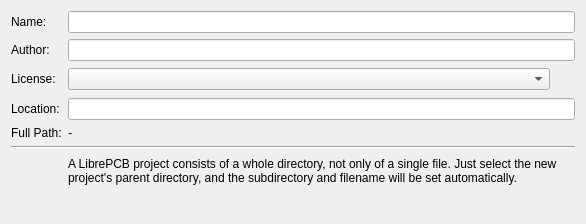
Above: libs/librepcb/editor/project/newprojectwizard/newprojectwizardpage_metadata.ui from LibrePCB/LibrePCB before the change. Below: the same form after it.
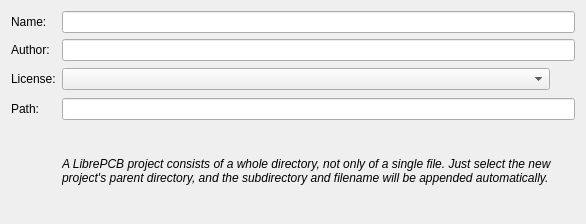
That is the form after the change. Icons and pictures are not drawn.

Commit message:
NewProjectWizard: Allow modifying full project path
Support changing the filename and directory name when creating a new
project. This also allows to create a project within an already
existing, empty directory.

In addition, memorize and restore the window size of the wizard and
the entered project file location for convenience.

What changed in the file:
```diff
--- a/libs/librepcb/editor/project/newprojectwizard/newprojectwizardpage_metadata.ui
+++ b/libs/librepcb/editor/project/newprojectwizard/newprojectwizardpage_metadata.ui
@@ -67,80 +67,6 @@
      </property>
     </widget>
    </item>
-   <item row="3" column="0">
-    <widget class="QLabel" name="label_3">
-     <property name="text">
-      <string>Location:</string>
-     </property>
-    </widget>
-   </item>
-   <item row="5" column="0">
-    <widget class="QLabel" name="label_7">
-     <property name="text">
-      <string>Full Path:</string>
-     </property>
-    </widget>
-   </item>
-   <item row="5" column="1">
-    <widget class="QLabel" name="lblFullFilePath">
-     <property name="font">
-      <font>
-       <italic>true</italic>
-      </font>
-     </property>
-     <property name="text">
-      <string notr="true">-</string>
-     </property>
-     <property name="wordWrap">
-      <bool>true</bool>
-     </property>
-     <property name="textInteractionFlags">
-      <set>Qt::LinksAccessibleByMouse|Qt::TextSelectableByMouse</set>
-     </property>
-    </widget>
-   </item>
-   <item row="7" column="0" colspan="2">
-    <widget class="Line" name="line">
-     <property name="orientation">
-      <enum>Qt::Horizontal</enum>
-     </property>
-    </widget>
-   </item>
-   <item row="8" column="0">
-    <widget class="QLabel" name="label_5">
-     <property name="minimumSize">
-      <size>
-       <width>32</width>
-       <height>32</height>
-      </size>
-     </property>
-     <property name="maximumSize">
-      <size>
-       <width>32</width>
-       <height>32</height>
-      </size>
-     </property>
-     <property name="pixmap">
-      <pixmap>:/img/status/info.png</pixmap>
-     </property>
-     <property name="scaledContents">
-      <bool>true</bool>
-     </property>
-     <property name="alignment">
-      <set>Qt::AlignRight|Qt::AlignTrailing|Qt::AlignVCenter</set>
-     </property>
-    </widget>
-   </item>
-   <item row="8" column="1">
-    <widget class="QLabel" name="label_9">
-     <property name="text">
-      <string>A LibrePCB project consists of a whole directory, not only of a single file. Just select the new project's parent directory, and the subdirectory and filename will be set automatically.</string>
-     </property>
-     <property name="wordWrap">
-      <bool>true</bool>
-     </property>
-    </widget>
-   </item>
    <item row="2" column="1">
     <layout class="QHBoxLayout" name="horizontalLayout_2">
      <property name="spacing">
@@ -180,8 +106,66 @@
      </item>
     </layout>
    </item>
-   <item row="3" column="1">
-    <widget class="QLineEdit" name="edtLocation"/>
+   <item row="4" column="0">
+    <widget class="QLabel" name="label_3">
+     <property name="text">
+      <string>Path:</string>
+     </property>
+    </widget>
+   </item>
+   <item row="4" column="1">
+    <widget class="QLineEdit" name="edtPath"/>
+   </item>
+   <item row="6" column="1">
+    <widget class="QLabel" name="label_9">
+     <property name="minimumSize">
+      <size>
+       <width>300</width>
+       <height>0</height>
+      </size>
+     </property>
+     <property name="font">
+      <font>
+       <italic>true</italic>
+      </font>
+     </property>
+     <property name="text">
+      <string>A LibrePCB project consists of a whole directory, not only of a single file. Just select the new project's parent directory, and the subdirectory and filename will be appended automatically.</string>
+     </property>
+     <property name="alignment">
+      <set>Qt::AlignLeading|Qt::AlignLeft|Qt::AlignTop</set>
+     </property>
+     <property name="wordWrap">
+      <bool>true</bool>
+     </property>
+    </widget>
+   </item>
+   <item row="5" column="1">
+    <widget class="QLabel" name="lblStatus">
+     <property name="sizePolicy">
+      <sizepolicy hsizetype="Preferred" vsizetype="MinimumExpanding">
+       <horstretch>0</horstretch>
+       <verstretch>1</verstretch>
+      </sizepolicy>
+     </property>
+     <property name="minimumSize">
+      <size>
+       <width>300</width>
+       <height>0</height>
+      </size>
+     </property>
+     <property name="font">
+      <font>
+       <italic>true</italic>
+      </font>
+     </property>
+     <property name="text">
+      <string/>
+     </property>
+     <property name="wordWrap">
+      <bool>true</bool>
+     </property>
+    </widget>
    </item>
   </layout>
  </widget>
```
The commit also changes 8 other files.
